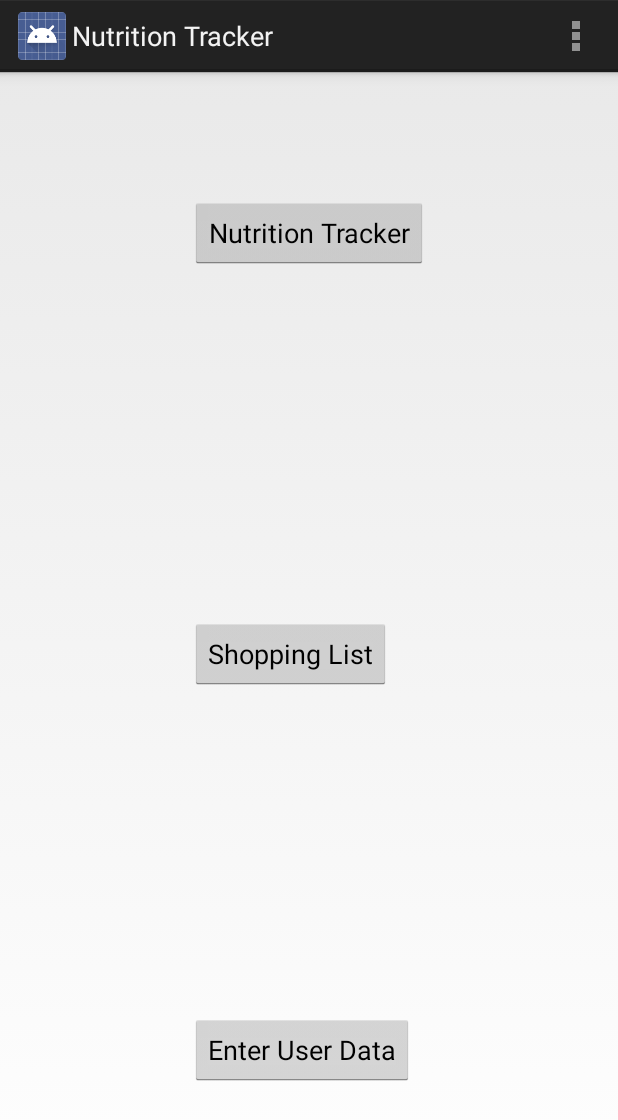
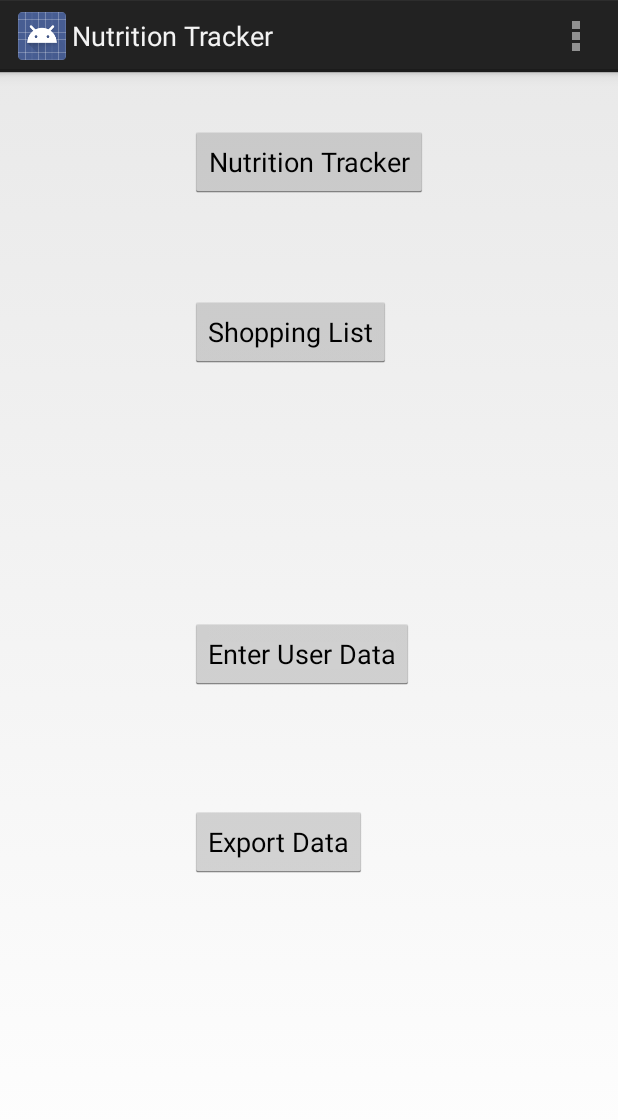
Before and after one commit to xiaoqin2012/nutrition1, an Android app: the screen it shows after launch (StartScreen), on a phone screen of 412 x 824 dp. Shown: the top 1120 px of the screen. Run offline under Robolectric (Android 15) with nearby library versions, the light colour scheme and no system bars; network calls fail; 2 statements that could not run were skipped.

Commit message:
export data

```diff
--- a/NutritionTracker/NutritionTracker/app/src/main/java/net/tigerparents/nut/ExportDialog.java
+++ b/NutritionTracker/NutritionTracker/app/src/main/java/net/tigerparents/nut/ExportDialog.java
@@ -15,6 +15,7 @@ import java.io.FileOutputStream;
 
 
 public class ExportDialog extends Activity {
+    public static final String EXPORT_FILE_NAME = "exportfile";
 
     @Override
     protected void onCreate(Bundle savedInstanceState) {
@@ -59,7 +60,7 @@ public class ExportDialog extends Activity {
 
             String new_intent_string = getIntent().getStringExtra("callback");
             Intent return_value = new Intent(new_intent_string);
-            return_value.putExtra("exportfile", exportFile.toURI());
+            return_value.putExtra(EXPORT_FILE_NAME, exportFile.toURI());
             if (getParent() == null) {
                 setResult(Activity.RESULT_OK, return_value);
             } else {
--- a/NutritionTracker/NutritionTracker/app/src/main/res/layout/activity_start_screen.xml
+++ b/NutritionTracker/NutritionTracker/app/src/main/res/layout/activity_start_screen.xml
@@ -14,7 +14,7 @@
         android:layout_height="wrap_content"
         android:layout_alignParentTop="true"
         android:layout_centerHorizontal="true"
-        android:layout_marginTop="67dp"
+        android:layout_marginTop="20dp"
         android:onClick="onTrackerButtonClick"
         android:text="Nutrition Tracker" />
 
@@ -24,7 +24,8 @@
         android:layout_height="wrap_content"
         android:layout_alignLeft="@+id/tracker_button"
         android:layout_alignStart="@+id/tracker_button"
-        android:layout_centerVertical="true"
+        android:layout_below="@+id/tracker_button"
+        android:layout_marginTop="65dp"
         android:onClick="onListButtonClick"
         android:text="Shopping List" />
 
@@ -33,9 +34,18 @@
         android:layout_width="wrap_content"
         android:layout_height="wrap_content"
         android:layout_alignLeft="@+id/list_button"
-        android:layout_alignParentBottom="true"
         android:layout_alignStart="@+id/list_button"
-        android:layout_marginBottom="84dp"
+        android:layout_centerVertical="true"
         android:onClick="enterUserData"
         android:text="Enter User Data" />
+
+    <Button
+        android:id="@+id/onExportData"
+        android:layout_width="wrap_content"
+        android:layout_height="wrap_content"
+        android:layout_alignLeft="@+id/userdata"
+        android:layout_alignStart="@+id/userdata"
+        android:layout_below="@+id/userdata"
+        android:layout_marginTop="77dp"
+        android:text="Export Data" />
 </RelativeLayout>
```
Also changed, not shown: NutritionTracker/NutritionTracker/app/src/main/java/net/tigerparents/nut/StartScreen.java (+25 -1 lines).
